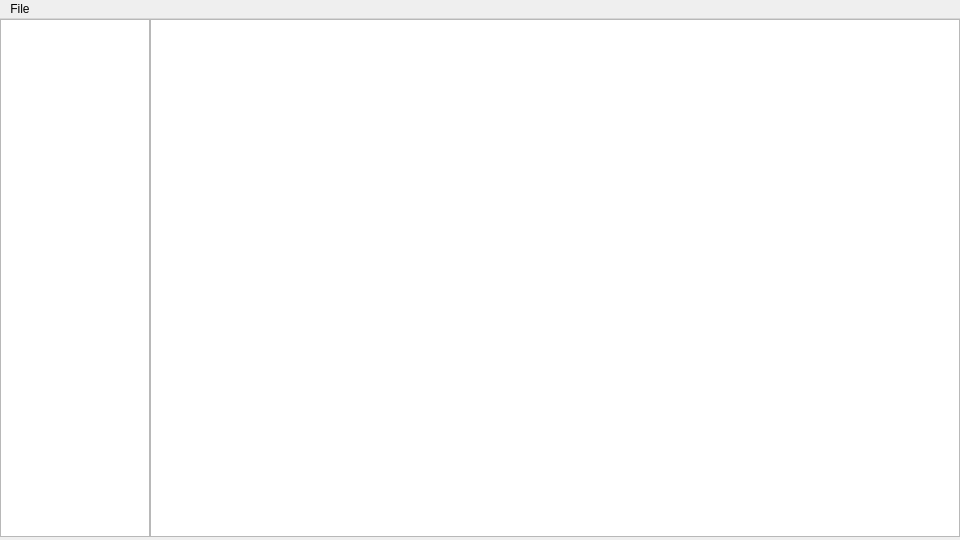
Above: class/editor/Editor.ui from coookiecoder/Editor before the change. Below: the same form after it.
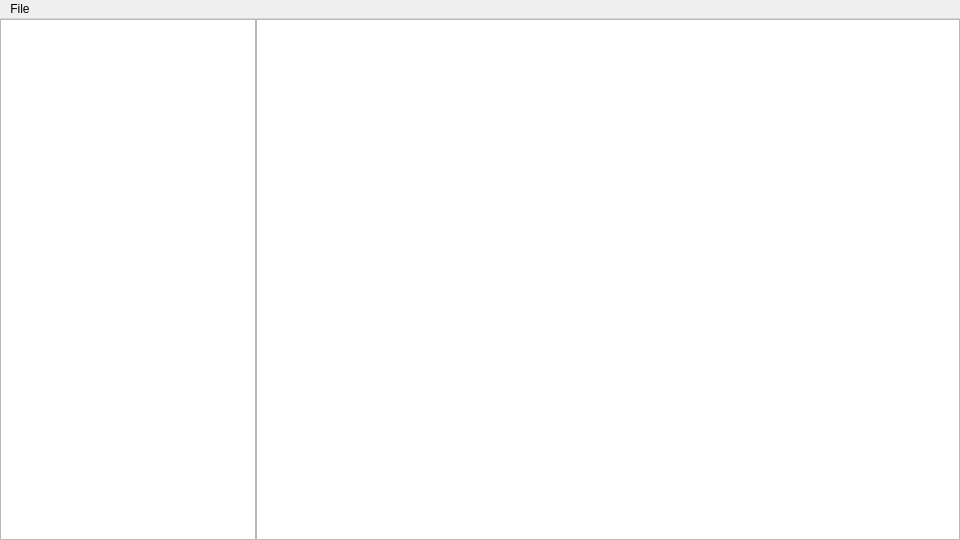
That is the form after the change.

Commit message: resize and folder listing

Diff of the .ui file:
```diff
--- a/class/editor/Editor.ui
+++ b/class/editor/Editor.ui
@@ -10,6 +10,12 @@
     <height>540</height>
    </rect>
   </property>
+  <property name="sizePolicy">
+   <sizepolicy hsizetype="Preferred" vsizetype="Preferred">
+    <horstretch>0</horstretch>
+    <verstretch>0</verstretch>
+   </sizepolicy>
+  </property>
   <property name="minimumSize">
    <size>
     <width>960</width>
@@ -20,17 +26,26 @@
    <string>Editor</string>
   </property>
   <widget class="QWidget" name="centralwidget">
-   <widget class="QListView" name="listView">
-    <property name="geometry">
-     <rect>
-      <x>0</x>
-      <y>0</y>
-      <width>150</width>
-      <height>518</height>
-     </rect>
+   <layout class="QHBoxLayout" name="horizontalLayout">
+    <property name="spacing">
+     <number>0</number>
     </property>
+    <property name="leftMargin">
+     <number>0</number>
+    </property>
+    <property name="topMargin">
+     <number>0</number>
+    </property>
+    <property name="rightMargin">
+     <number>0</number>
+    </property>
+    <property name="bottomMargin">
+     <number>0</number>
+    </property>
+    <item>
+     <widget class="QTextBrowser" name="textBrowser">
     <property name="sizePolicy">
-     <sizepolicy hsizetype="Maximum" vsizetype="Expanding">
+       <sizepolicy hsizetype="Fixed" vsizetype="Expanding">
       <horstretch>0</horstretch>
       <verstretch>0</verstretch>
      </sizepolicy>
@@ -41,15 +56,21 @@
       <height>518</height>
      </size>
     </property>
-   </widget>
+      <property name="sizeIncrement">
+       <size>
+        <width>0</width>
+        <height>0</height>
+       </size>
+      </property>
+     </widget>
+    </item>
+    <item>
    <widget class="QTextEdit" name="textEdit">
-    <property name="geometry">
-     <rect>
-      <x>150</x>
-      <y>0</y>
-      <width>810</width>
-      <height>518</height>
-     </rect>
+      <property name="sizePolicy">
+       <sizepolicy hsizetype="Expanding" vsizetype="Expanding">
+        <horstretch>0</horstretch>
+        <verstretch>0</verstretch>
+       </sizepolicy>
     </property>
     <property name="minimumSize">
      <size>
@@ -58,6 +79,8 @@
      </size>
     </property>
    </widget>
+    </item>
+   </layout>
   </widget>
   <widget class="QMenuBar" name="menubar">
    <property name="geometry">
```
Lines whose indentation alone changed are shown as unchanged. The commit also changes 1 other file.
